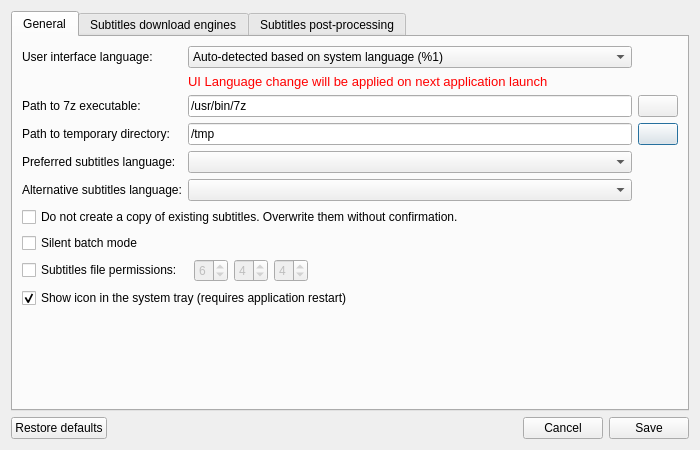
This is gui/ui/frmoptions.ui in QNapi/qnapi as Qt 5 draws it before an edit. The edited form follows.
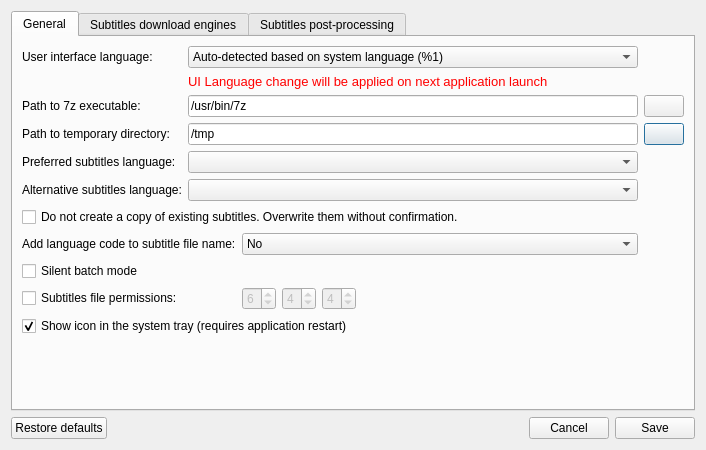
This is the edited form. Icons and pictures are not drawn.

Commit message: Add "language code in file name" setting to QNapi config and GUI

```diff
--- a/gui/ui/frmoptions.ui
+++ b/gui/ui/frmoptions.ui
@@ -28,7 +28,7 @@
        <string>General</string>
       </attribute>
       <layout class="QGridLayout" name="gridLayout">
-       <item row="10" column="0" colspan="3">
+       <item row="11" column="0" colspan="3">
         <spacer name="verticalSpacer">
          <property name="orientation">
           <enum>Qt::Vertical</enum>
@@ -41,7 +41,7 @@
          </property>
         </spacer>
        </item>
-       <item row="7" column="0" colspan="3">
+       <item row="8" column="0" colspan="3">
         <widget class="QCheckBox" name="cbQuietBatch">
          <property name="toolTip">
           <string>Do not show any windows while retrieving subtitles in command-line</string>
@@ -88,14 +88,14 @@
          </property>
         </widget>
        </item>
-       <item row="8" column="0" colspan="2">
+       <item row="9" column="0" colspan="2">
         <widget class="QCheckBox" name="cbChangePermissions">
          <property name="text">
           <string>Subtitles file permissions: </string>
          </property>
         </widget>
        </item>
-       <item row="8" column="2">
+       <item row="9" column="2">
         <layout class="QHBoxLayout" name="_2">
          <property name="spacing">
           <number>6</number>
@@ -157,7 +157,7 @@
          </item>
         </layout>
        </item>
-       <item row="9" column="0" colspan="3">
+       <item row="10" column="0" colspan="3">
         <widget class="QCheckBox" name="cbShowDockIcon">
          <property name="text">
           <string>Show icon in the system tray (requires application restart)</string>
@@ -274,6 +274,32 @@
          </property>
         </widget>
        </item>
+       <item row="7" column="0" colspan="2">
+        <widget class="QLabel" name="lbLangCodeInFileName">
+         <property name="text">
+          <string>Add language code to subtitle file name:</string>
+         </property>
+        </widget>
+       </item>
+       <item row="7" column="2">
+        <widget class="QComboBox" name="cbLangCodeInFileName">
+         <item>
+          <property name="text">
+           <string>No</string>
+          </property>
+         </item>
+         <item>
+          <property name="text">
+           <string>Two-letter</string>
+          </property>
+         </item>
+         <item>
+          <property name="text">
+           <string>Three-letter</string>
+          </property>
+         </item>
+        </widget>
+       </item>
       </layout>
      </widget>
      <widget class="QWidget" name="tabDownloadEngines">
```
The commit also changes 5 other files.
